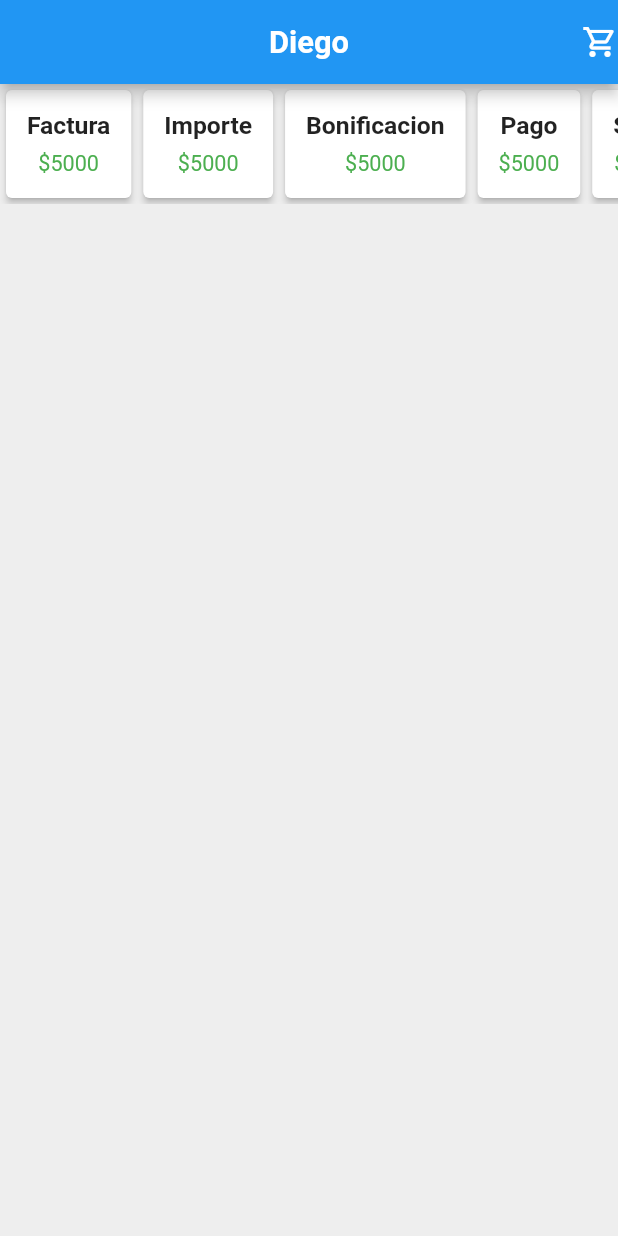
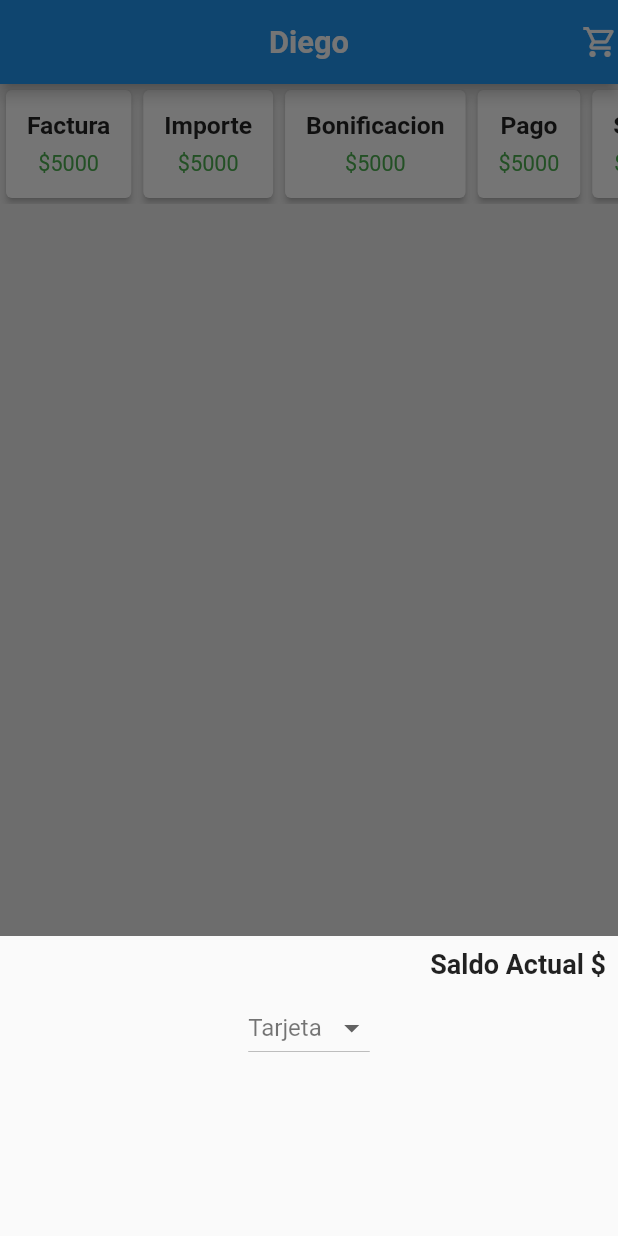
Before and after one commit to MoisesCoba/Proceso, a Flutter app: the screen it shows after launch, after a tap on "Factura", on a phone screen of 412 x 824 dp. Run offline on Flutter 3.47's test engine with Material 2 defaults, Android fonts, the phone set to English and light mode, and no system bars; our stand-ins replace awesome_snackbar_content, eva_icons_flutter, flutter_native_splash, sqflite; missing offline and left inert: dart:ffi; accounts and stored records are empty; statements that could not run were skipped.

Commit message:
dialog pago, nuevos providers

```diff
--- /dev/null
+++ b/proceso_cobro/lib/Dialogs/dialog_pago.dart
@@ -0,0 +1,54 @@
+import 'package:flutter/material.dart';
+import 'package:flutter/widgets.dart';
+
+import '../provider/provider_costo.dart';
+
+class PagoDialog extends StatefulWidget {
+  final ProvCosto ProCosto;
+
+  PagoDialog(
+      {required this.ProCosto});
+  @override
+  _PagoDialogState createState() => _PagoDialogState();
+}
+class _PagoDialogState extends State<PagoDialog> {
+  @override
+    String? _selectedPago = "Tarjeta";
+  List<String> _pagoMetodo = ["Tarjeta", "Efectivo", "Bono"];
+  Widget build(BuildContext context) {
+    return SizedBox(
+      height: 200,
+      child: Column(
+        children: [
+          Container(
+            alignment: Alignment.centerRight,
+            padding: EdgeInsets.all(8),
+            child: Text(
+              'Saldo Actual \$',
+              style: TextStyle(
+                fontWeight: FontWeight.bold,
+                fontSize: 18,
+              ),
+            ),
+          ),
+          Row(
+            crossAxisAlignment: CrossAxisAlignment.center,
+            mainAxisAlignment: MainAxisAlignment.center,
+            children: [
+              DropdownButton<String>(
+                value: _selectedPago,
+                items: _pagoMetodo.map((String value) {
+                  return DropdownMenuItem<String>(
+                    value: value,
+                    child: Text(value),
+                  );
+                }).toList(),
+                onChanged: (value) {},
+              ),
+            ],
+          )
+        ],
+      ),
+    );
+  }
+}
--- a/proceso_cobro/lib/provider/provider_costo.dart
+++ b/proceso_cobro/lib/provider/provider_costo.dart
@@ -1,5 +1,11 @@
 import 'package:flutter/widgets.dart';
 
 class ProvCosto with ChangeNotifier {
+  List<String> _pagos = [];
 
+  List<String> get pagos => _pagos;
+  set pagos(List<String> valor) {
+    _pagos = valor;
+    notifyListeners();
+  }
 }
--- a/proceso_cobro/lib/views/venta_view.dart
+++ b/proceso_cobro/lib/views/venta_view.dart
@@ -3,6 +3,7 @@ import 'dart:ffi';
 import 'package:flutter/material.dart';
 import 'package:flutter/widgets.dart';
 
+import '../Dialogs/dialog_pago.dart';
 import '../controllers/forma_pago_controller.dart';
 import '../provider/provider_costo.dart';
 
@@ -17,14 +18,7 @@ class _VentaState extends State<VentaView> {
   @override
   void initState() {
     super.initState();
-    //_refreshProductos();
-  }
-  List<Map<String, dynamic>> _pagos = [];
-  void _Pagos() async {
-    final data = await SQLHelperFormaPago.getItems();
-    setState(() {
-      _pagos = data;
-    });
+    _Pagos();
   }
 
   List<String> TituloCards = [
@@ -35,59 +29,22 @@ class _VentaState extends State<VentaView> {
     "Saldo",
     "Vencimiento"
   ];
-
-  String? _selectedPago = "Tarjeta";
-  List<String> _pagoMetodo = ["Tarjeta", "Efectivo", "Bono"];
   Widget build(BuildContext context) {
-    void _mostrarBottomSheet(BuildContext context) {
-      showModalBottomSheet(
-        context: context,
-        builder: (BuildContext context) {
-          return SizedBox(
-            height: 200,
-            child: Column(
-              children: [
-                Container(
-                  alignment: Alignment.centerRight,
-                  padding: EdgeInsets.all(8),
-                  child: Text(
-                    'Saldo Actual \$',
-                    style: TextStyle(
-                      fontWeight: FontWeight.bold,
-                      fontSize: 18,
-                    ),
-                  ),
-                ),
-                Row(
-                  crossAxisAlignment: CrossAxisAlignment.center,
-                  mainAxisAlignment: MainAxisAlignment.center,
-                  children: [
-                    DropdownButton<String>(
-                      value: _selectedPago,
-                      items: _pagoMetodo.map((String value) {
-                        return DropdownMenuItem<String>(
-                          value: value,
-                          child: Text(value),
-                        );
-                      }).toList(),
-                      onChanged: (value) {},
-                    ),
-                  ],
-                )
-              ],
-            ),
-          );
-        },
-      );
+    final ProvCosto ProCosto = ProvCosto();
+    List<Map<String, dynamic>> _pagos = [];
+    void _Pagos() async {
+      final data = await SQLHelperFormaPago.getItems();
+      setState(() {
+        _pagos = data;
+        for (var i = 0; i < _pagos.length; i++){
+          ProCosto.pagos =};
+        print(_pagos);
+      });
     }
 
-    final ProvCosto ProCosto = ProvCosto();
-    List<Card> Cards = TituloCards.map((card) => Card(
+    List<Card> Cards = TituloCards.map(
+      (card) => Card(
         elevation: 2,
-          child: GestureDetector(
-            onTap: () {
-              _mostrarBottomSheet(context);
-            },
         child: Padding(
           padding: const EdgeInsets.all(14),
           child: Column(
@@ -116,7 +73,7 @@ class _VentaState extends State<VentaView> {
           ),
         ),
       ),
-        )).toList();
+    ).toList();
 
     return Scaffold(
         appBar: AppBar(
@@ -138,43 +95,12 @@ class _VentaState extends State<VentaView> {
             child: GestureDetector(
               child: Wrap(children: Cards),
               onTap: () {
-                /*showBottomSheet(
+                showModalBottomSheet(
                   context: context,
                   builder: (BuildContext context) {
-                    return SizedBox(
-                      height: 200,
-                      child: Column(
-                        children: [
-                          Container(
-                            alignment: Alignment.centerRight,
-                            child: Text(
-                              'Forma de pago',
-                              style: TextStyle(
-                                fontWeight: FontWeight.bold,
-                                fontSize: 18,
-                              ),
-                            ),
-                          ),
-                          DropdownButton<String>(
-                            value: 'Tarjeta de crédito',
-                            items: <String>[
-                              'Tarjeta de crédito',
-                              'Transferencia bancaria',
-                              'PayPal',
-                              'Bitcoin'
-                            ].map((String value) {
-                              return DropdownMenuItem<String>(
-                                value: value,
-                                child: Text(value),
+                    return PagoDialog(ProCosto: ProCosto);
+                  },
                 );
-                            }).toList(),
-                            onChanged: (value) {},
-                          ),
-                        ],
-                      ),
-                    );
-                  },
-                );*/
               },
             ),
           ),
```
Lines whose indentation alone changed are shown as unchanged.
